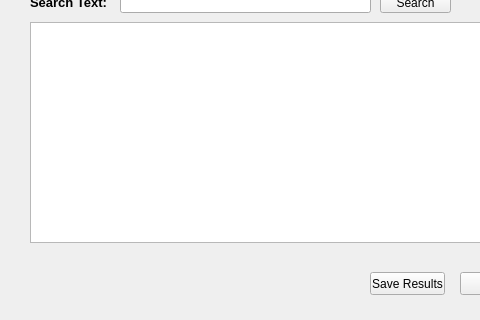
Before: the Qt Designer form GUI.ui in epic-guy/Bunch-List-txt-scanner, drawn with Qt 5; both pictures show x 0 to 480 and y 148 to 468 of the 572 by 468 pixel window.
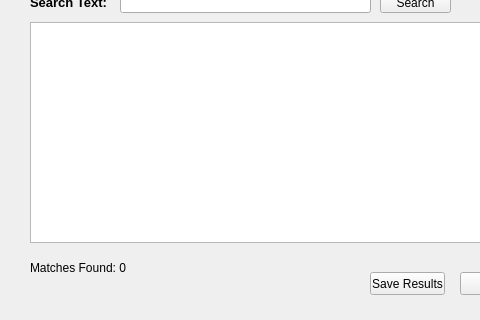
After: the same form once the commit is applied.

```diff
--- a/GUI.ui
+++ b/GUI.ui
@@ -163,6 +163,19 @@
     <string>&lt;html&gt;&lt;head/&gt;&lt;body&gt;&lt;p&gt;&lt;span style=&quot; font-size:10pt; font-weight:600;&quot;&gt;Search Text:&lt;/span&gt;&lt;/p&gt;&lt;/body&gt;&lt;/html&gt;</string>
    </property>
   </widget>
+  <widget class="QLabel" name="label">
+   <property name="geometry">
+    <rect>
+     <x>30</x>
+     <y>400</y>
+     <width>191</width>
+     <height>31</height>
+    </rect>
+   </property>
+   <property name="text">
+    <string>Matches Found: 0</string>
+   </property>
+  </widget>
  </widget>
  <resources/>
  <connections/>
```
